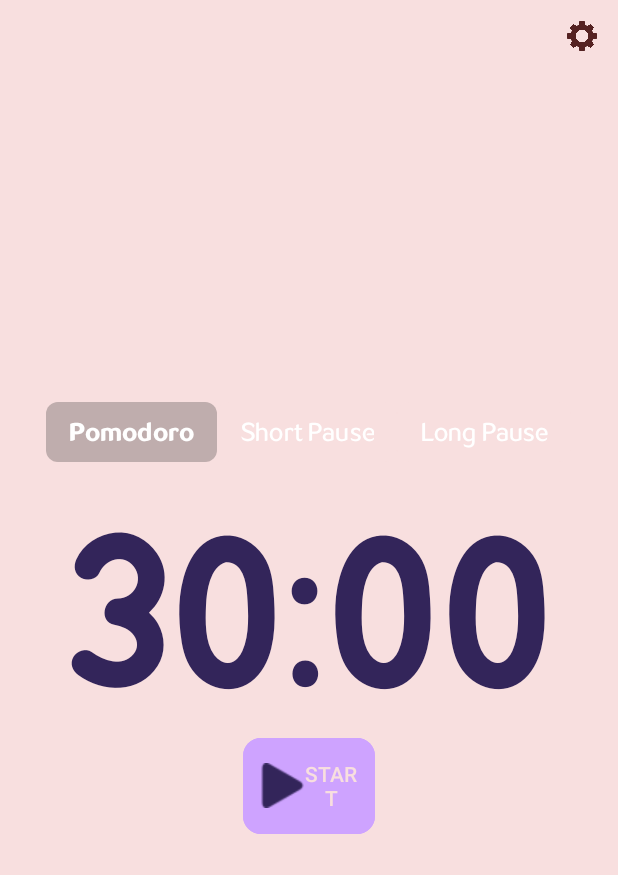
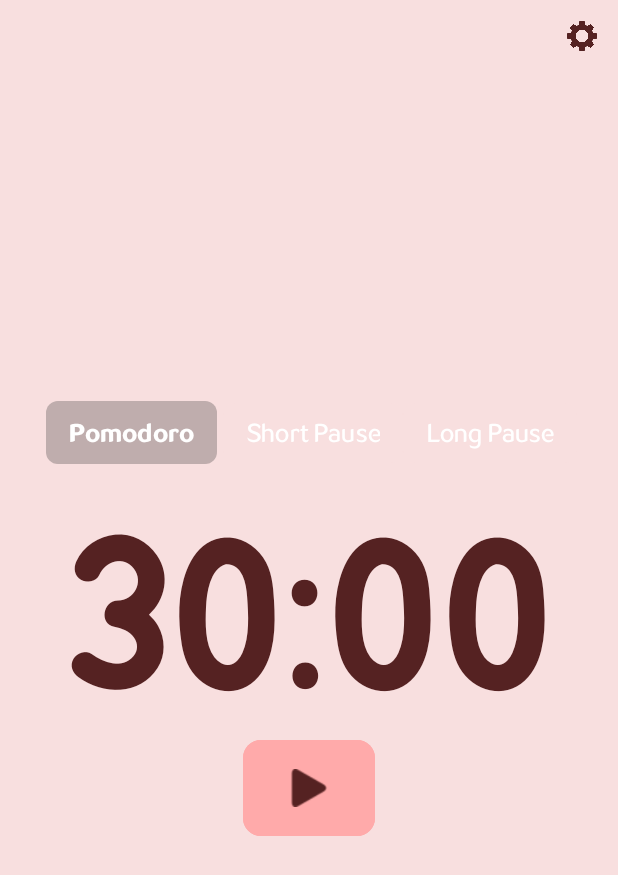
Before and after one commit to mlhakyz/pomodoro, an Android app: the screen it shows after launch (MainActivity), after a tap on "Pomodoro", on a phone screen of 412 x 824 dp. Shown: the top 875 px of the screen. Run offline under Robolectric (Android 15) with nearby library versions, the light colour scheme and no system bars.

Commit message:
The application has been updated to work with the new colors.

```diff
--- a/app/src/main/java/com/mlhakyz/pomodoro/MainActivity.kt
+++ b/app/src/main/java/com/mlhakyz/pomodoro/MainActivity.kt
@@ -128,7 +128,8 @@ class MainActivity : AppCompatActivity() , BottomSheetFragment.BottomSheetListen
     }
 
 // Timer görünümünü ayarlar ve arka plan rengini değiştirir
-private fun setTimerProperties(btn: View, timeText: String, restartControl: String, selectedTimeInMillis: Long, bgColor: Int, textColor: Int, refreshBtnColor: Int) {
+private fun setTimerProperties(btn: View, timeText: String, restartControl: String, selectedTimeInMillis: Long, bgColor: Int, settingsBtnColor: Int,timeTextColor: Int,startBtnColor: Int,startBtnIconColor: Int, refreshBtnColor: Int, refreshBtnIconColor: Int) {
+
         timer?.cancel()
         timeLeftInMillis = 0
         btn.setBackgroundColor(resources.getColor(Colors.buttonShadowColor))
@@ -138,8 +139,12 @@ private fun setTimerProperties(btn: View, timeText: String, restartControl: Stri
         this.selectedTimeInMillis = selectedTimeInMillis
         pauseTimer()
         binding.main.setBackgroundColor(getColor(bgColor))
-        binding.startPauseBtn.setTextColor(getColor(textColor))
-        binding.refreshBtn.iconTint = ColorStateList.valueOf(ContextCompat.getColor(this, refreshBtnColor))
+    binding.settingsBtn.iconTint = ColorStateList.valueOf(ContextCompat.getColor(this,timeTextColor))
+    binding.timeText.setTextColor(ContextCompat.getColor(this, timeTextColor))
+        binding.startPauseBtn.backgroundTintList = ColorStateList.valueOf(ContextCompat.getColor(this, startBtnColor))
+        binding.startPauseBtn.iconTint = ColorStateList.valueOf(ContextCompat.getColor(this, startBtnIconColor))
+        binding.refreshBtn.backgroundTintList = ColorStateList.valueOf(ContextCompat.getColor(this, refreshBtnColor))
+        binding.refreshBtn.iconTint = ColorStateList.valueOf(ContextCompat.getColor(this, refreshBtnIconColor))
 
     val selectedButton = when (btn) {
         binding.pomodoroBtn -> {
@@ -176,8 +181,12 @@ private fun setTimerProperties(btn: View, timeText: String, restartControl: Stri
             "pomodoro",
             pomodoroTimeMills,
             Colors.pomodoroColor,
-            Colors.pomodoroColor,
-            Colors.pomodoroColor
+            Colors.pomodoroTimeTextColor,
+            Colors.pomodoroTimeTextColor,
+            Colors.pomodoroStartButtonColor,
+            Colors.pomodoroTimeTextColor,
+            Colors.pomodoroRefreshButtonColor,
+            Colors.pomodoroTimeTextColor
         )
     }
 
@@ -201,8 +210,12 @@ private fun setTimerProperties(btn: View, timeText: String, restartControl: Stri
             "shortpause",
             shortPauseTimeMills,
             Colors.shortPauseColor,
-            Colors.shortPauseColor,
-            Colors.shortPauseColor
+            Colors.shortTimeTextColor,
+            Colors.shortTimeTextColor,
+            Colors.shortStartButtonColor,
+            Colors.shortTimeTextColor,
+            Colors.shortRefreshButtonColor,
+            Colors.shortTimeTextColor
         )
 
     }
@@ -227,8 +240,12 @@ private fun setTimerProperties(btn: View, timeText: String, restartControl: Stri
             "longpause",
             longPauseTimeMills,
             Colors.longPauseColor,
-            Colors.longPauseColor,
-            Colors.longPauseColor
+            Colors.longTimeTextColor,
+            Colors.longTimeTextColor,
+            Colors.longStartButtonColor,
+            Colors.longTimeTextColor,
+            Colors.longRefreshButtonColor,
+            Colors.longTimeTextColor
         )
     }
     fun longPauseOnClick(view: View){
@@ -325,29 +342,38 @@ private fun setTimerProperties(btn: View, timeText: String, restartControl: Stri
             override fun onFinish() {
                 binding.timeText.text = "00:00"
                 isTimerRunning = false
-                binding.startPauseBtn.text = "START"
+                binding.startPauseBtn.setIconResource(R.drawable.pause)
                 startNextTimer() // Yeni zamanlayıcıyı başlat
 
             }
         }.start()
 
         isTimerRunning = true
-        binding.startPauseBtn.text = "STOP"
+        binding.startPauseBtn.setIconResource(R.drawable.pause)
 
     }
 
     private fun pauseTimer() {
         timer?.cancel()
         isTimerRunning = false
-        binding.startPauseBtn.text = "START"
+        binding.startPauseBtn.setIconResource(R.drawable.play_icon)
         binding.refreshBtn.visibility = View.INVISIBLE
     }
 }
 
 object Colors {
     val pomodoroColor: Int = R.color.pomodoroColor
+    val pomodoroRefreshButtonColor: Int = R.color.pomodoroRefreshButtonColor
+    val pomodoroStartButtonColor: Int = R.color.pomodoroStartButtonColor
+    val pomodoroTimeTextColor: Int = R.color.pomodoroTimeTextColor
     val shortPauseColor: Int = R.color.shortPauseColor
+    val shortRefreshButtonColor: Int = R.color.shortRefreshButtonColor
+    val shortStartButtonColor: Int = R.color.shortStartButtonColor
+    val shortTimeTextColor: Int = R.color.shortTimeTextColor
     val longPauseColor: Int = R.color.longPauseColor
+    val longRefreshButtonColor: Int = R.color.longRefreshButtonColor
+    val longStartButtonColor: Int = R.color.longStartButtonColor
+    val longTimeTextColor: Int = R.color.longTimeTextColor
     val buttonShadowColor: Int = R.color.golge
 
 }
--- a/app/src/main/res/layout/activity_main.xml
+++ b/app/src/main/res/layout/activity_main.xml
@@ -5,7 +5,7 @@
     android:id="@+id/main"
     android:layout_width="match_parent"
     android:layout_height="match_parent"
-    android:background="@color/longPauseColor"
+    android:background="@color/pomodoroColor"
     tools:context=".MainActivity">
 
     <LinearLayout
@@ -24,6 +24,7 @@
             android:layout_gravity="center"
             android:backgroundTint="@color/transparent"
             android:gravity="center"
+            app:iconSize="20dp"
             android:onClick="btnOnSettings"
             app:icon="@drawable/settings512"
             app:iconGravity="textStart"
@@ -52,7 +53,7 @@
 
             <com.google.android.material.button.MaterialButton
                 android:id="@+id/pomodoroBtn"
-                style="?attr/materialButtonOutlinedStyle"
+                style="?attr/materialIconButtonFilledTonalStyle"
                 android:layout_width="wrap_content"
                 android:layout_height="wrap_content"
                 android:backgroundTint="@color/golge"
@@ -112,7 +113,7 @@
             android:fontFamily="@font/my_font"
             android:gravity="center"
             android:text="25:00"
-            android:textColor="@color/longTimeTextColor"
+            android:textColor="@color/pomodoroTimeTextColor"
             android:textSize="150sp"
             app:layout_constraintBottom_toBottomOf="parent"
             app:layout_constraintEnd_toEndOf="parent"
@@ -132,12 +133,12 @@
                 style="?attr/materialIconButtonFilledTonalStyle"
                 android:layout_width="96dp"
                 android:layout_height="72dp"
-                android:backgroundTint="@color/longStartButtonColor"
+                android:backgroundTint="@color/pomodoroStartButtonColor"
                 android:onClick="btnOnStartStop"
                 app:icon="@drawable/play_icon"
                 app:iconGravity="textStart"
-                app:iconSize="30dp"
-                app:iconTint="@color/longTimeTextColor"
+                app:iconSize="25dp"
+                app:iconTint="@color/pomodoroTimeTextColor"
                 app:layout_constraintBottom_toBottomOf="parent"
                 app:layout_constraintEnd_toEndOf="parent"
                 app:layout_constraintStart_toStartOf="parent"
@@ -150,13 +151,13 @@
                 android:layout_width="64dp"
                 android:layout_height="64dp"
                 android:layout_marginEnd="16dp"
-                android:backgroundTint="@color/longRefreshButtonColor"
+                android:backgroundTint="@color/pomodoroRefreshButtonColor"
                 android:gravity="center_horizontal|center_vertical"
                 android:onClick="btnOnRefresh"
-                android:visibility="visible"
+                android:visibility="invisible"
                 app:icon="@drawable/refresharrow512"
                 app:iconGravity="textStart"
-                app:iconTint="@color/longTimeTextColor"
+                app:iconTint="@color/pomodoroTimeTextColor"
                 app:layout_constraintBottom_toBottomOf="parent"
                 app:layout_constraintEnd_toEndOf="parent"
                 app:layout_constraintHorizontal_bias="0.147"
--- a/app/src/main/res/values/colors.xml
+++ b/app/src/main/res/values/colors.xml
@@ -1,17 +1,17 @@
 <?xml version="1.0" encoding="utf-8"?>
 <resources>
     <color name="pomodoroColor">#F8DFDF</color>
-    <color name="pomodoroRefreshButtonColor">#FFCCCB</color>
-    <color name="pomodoroStartButtonColor">#FA7778</color>
+    <color name="pomodoroRefreshButtonColor">#ffcccc</color>
+    <color name="pomodoroStartButtonColor">#ffaaaa</color>
     <color name="pomodoroTimeTextColor">#552222</color>
-    <color name="shortPauseColor">#E1F0FD</color>
-    <color name="shortRefreshButtonColor">#B4CFEE</color>
-    <color name="shortStartButtonColor">#78A5DF</color>
-    <color name="shortTimeTextColor">#162F47</color>
-    <color name="longPauseColor">#F0E3FF</color>
-    <color name="longRefreshButtonColor">#DEC1FF</color>
-    <color name="longStartButtonColor">#CEA3FF</color>
-    <color name="longTimeTextColor">#33255A</color>
+    <color name="shortPauseColor">#c9e3e3</color>
+    <color name="shortRefreshButtonColor">#93c9c9</color>
+    <color name="shortStartButtonColor">#66b2b2</color>
+    <color name="shortTimeTextColor">#004c4c</color>
+    <color name="longPauseColor">#E1F0FD</color>
+    <color name="longRefreshButtonColor">#B4CFEE</color>
+    <color name="longStartButtonColor">#78A5DF</color>
+    <color name="longTimeTextColor">#162F47</color>
     <color name="bottomNBColor">#625D73</color>
     <color name="longPauseColora">#5F4B8B</color>
     <color name="pomodoroColora">#c75450</color>
@@ -34,4 +34,8 @@
     <color name="navy">#000080</color>
     <color name="transparent">#00FFFFFF</color>
     <color name="black">#000000</color>
+    <color name="longPauseColorYEDEK">#F0E3FF</color>
+    <color name="longRefreshButtonColorYEDEK">#DEC1FF</color>
+    <color name="longStartButtonColorYEDEK">#B87AFF</color>
+    <color name="longTimeTextColorYEDEK">#33255A</color>
 </resources>
```
Also changed, not shown: app/src/main/res/drawable/pause.png (added).
